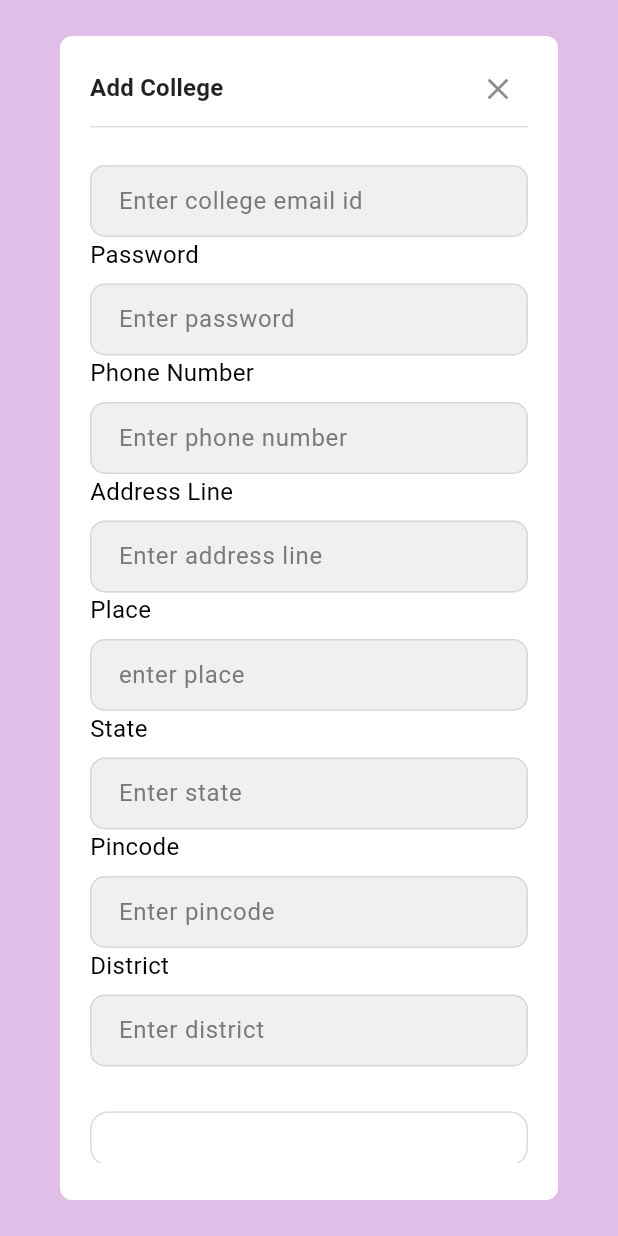
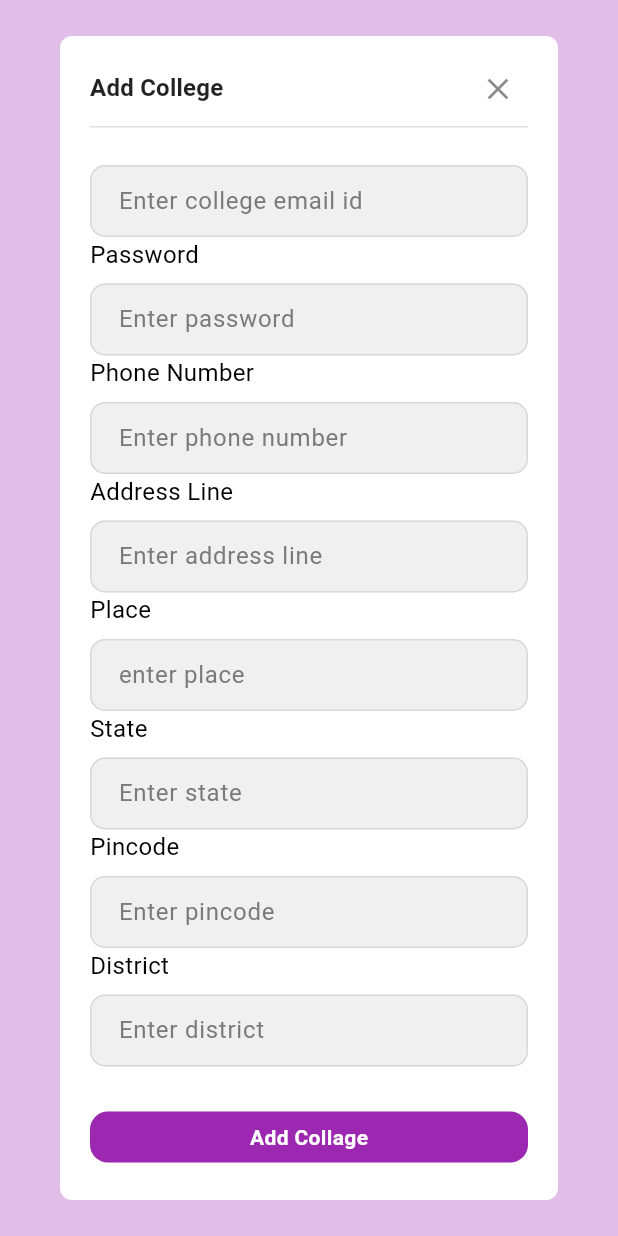
Before and after one commit to AVANI318/collage_connect_admin, a Flutter app: the AddCollege widget shown alone on an empty page, opened directly, scrolled down 100 dp, on a phone screen of 412 x 824 dp. Run offline on Flutter 3.47's test engine with Material 3 defaults, Android fonts, the phone set to English and light mode, and no system bars; our stand-ins replace bloc, data_table_2, file_picker, flutter_bloc, logger, supabase_flutter; accounts and stored records are empty; network calls fail; Roboto replaces fonts that are missing (GeneralSans).

Commit message:
some more changes

```diff
--- a/lib/features/collages/add_collage.dart
+++ b/lib/features/collages/add_collage.dart
@@ -203,7 +203,7 @@ class _AddCollegeState extends State<AddCollege> {
                 height: 30,
               ),
               CustomButton(
-                color: Colors.white,
+                inverse: true,
                 onPressed: () {},
                 label: 'Add Collage',
               )
```
